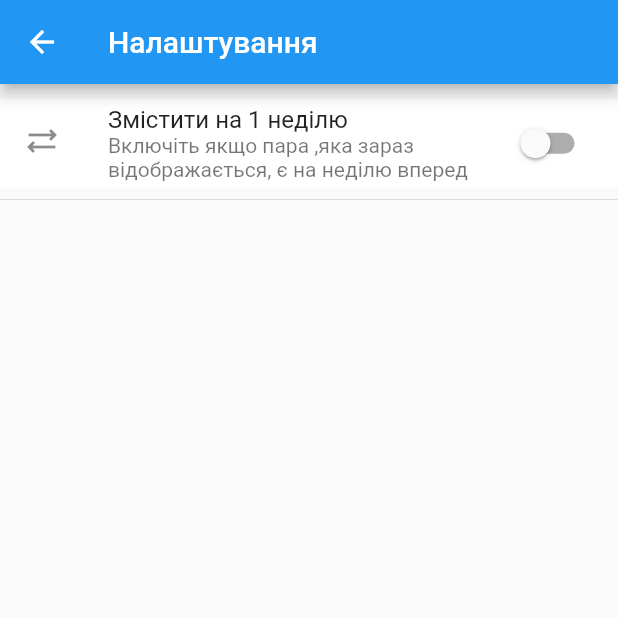
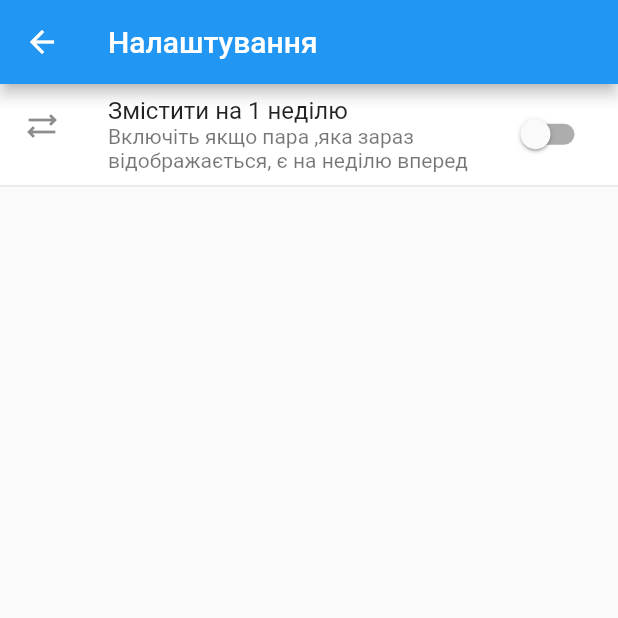
Before and after one commit to Snare295/ScheduleApp_KPI, a Flutter app: the SettingsPage screen opened directly, on a phone screen of 412 x 824 dp, the top half of it. Run offline on Flutter 3.47's test engine with Material 2 defaults, Android fonts, the phone set to English and light mode, and no system bars; drawn by our look-alikes of dynamic_color; our stand-ins replace shared_preferences; accounts and stored records are empty; network calls fail.

Commit message:
reworked settings list

```diff
--- a/lib/pages/settings_widgets/settings_list.dart
+++ b/lib/pages/settings_widgets/settings_list.dart
@@ -4,17 +4,14 @@ import 'package:shared_preferences/shared_preferences.dart';
 
 class SettingsList extends StatelessWidget {
   const SettingsList({Key? key}) : super(key: key);
+  static const double verticalTileMargin = 8;
 
   @override
   Widget build(BuildContext context) {
     return ListView(
       children: const [
-        SizedBox(
-          width: double.maxFinite,
-          height: 10,
-        ),
         TileOffsetByWeek(),
-        Divider(),
+        Divider(height: 2),
       ],
     );
   }
@@ -31,6 +28,7 @@ class _TileOffsetByWeekState extends State<TileOffsetByWeek> {
   @override
   Widget build(BuildContext context) {
     return ListTile(
+      minVerticalPadding: SettingsList.verticalTileMargin,
       title: const Text("Змістити на 1 неділю"),
       subtitle: const Text(
           "Включіть якщо пара ,яка зараз відображається, є на неділю вперед"),
```
